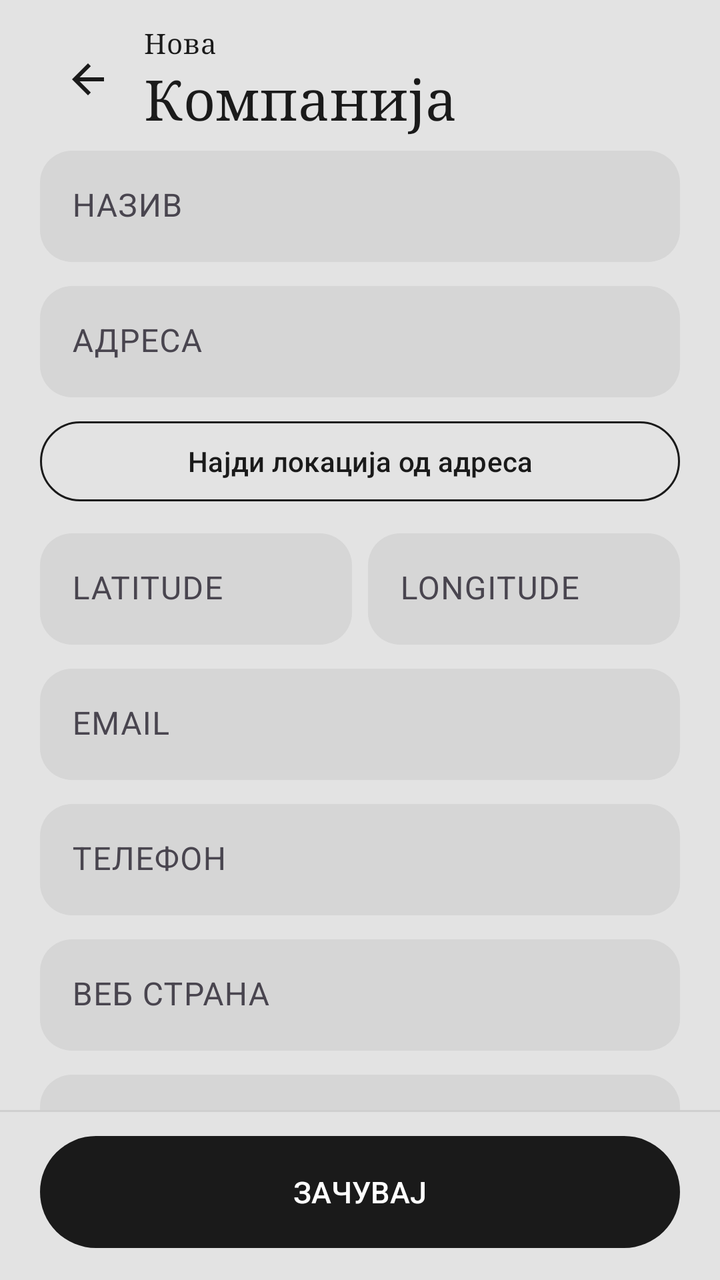
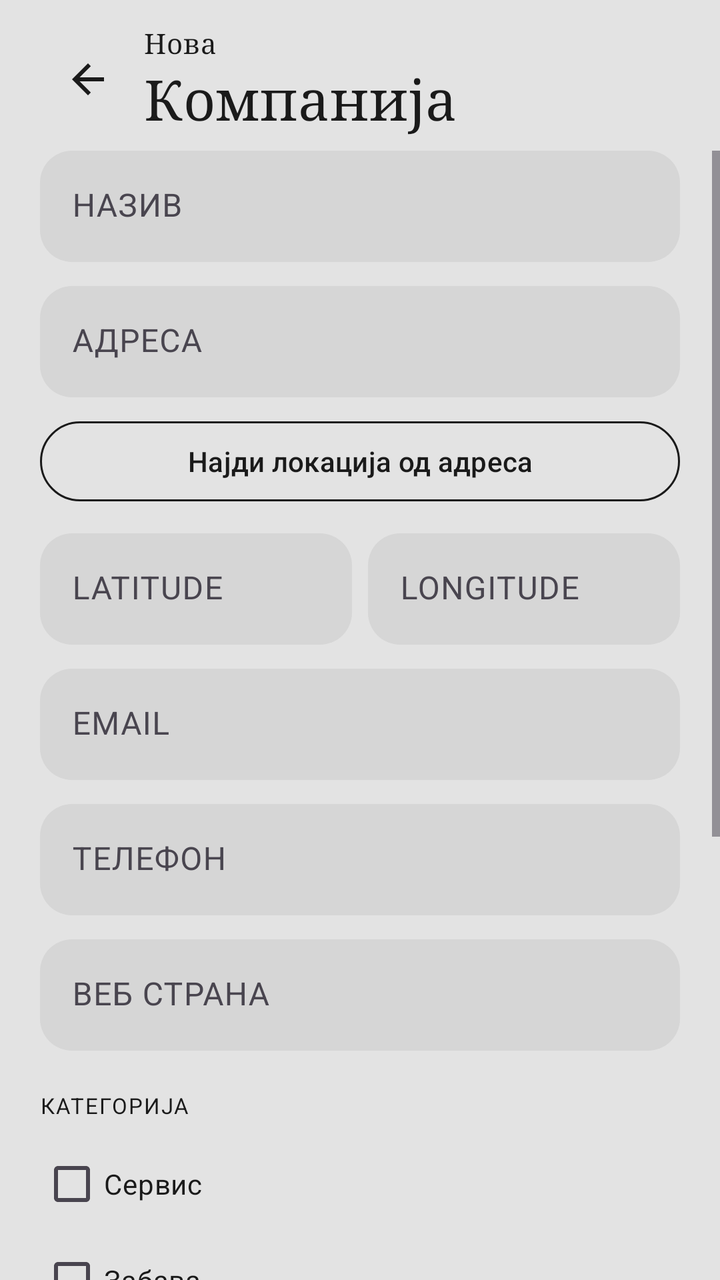

The first picture is an Android layout as it rendered before a commit; the second is the same layout after the commit. The layout source and the unified diff follow.
<!-- AndroidManifest.xml: application theme Theme.Mesto_samostojna -->
<!-- res/layout/activity_add_company.xml -->
<?xml version="1.0" encoding="utf-8"?>
<LinearLayout xmlns:android="http://schemas.android.com/apk/res/android"
    xmlns:app="http://schemas.android.com/apk/res-auto"
    xmlns:tools="http://schemas.android.com/tools"
    android:id="@+id/add_company_root"
    android:layout_width="match_parent"
    android:layout_height="match_parent"
    android:background="@color/cream"
    android:orientation="vertical"
    tools:context=".AddCompanyActivity">

    
    <LinearLayout
        android:layout_width="match_parent"
        android:layout_height="wrap_content"
        android:gravity="center_vertical"
        android:orientation="horizontal"
        android:paddingStart="20dp"
        android:paddingTop="12dp"
        android:paddingEnd="20dp"
        android:paddingBottom="8dp">

        <ImageButton
            android:id="@+id/btn_back"
            android:layout_width="48dp"
            android:layout_height="48dp"
            android:background="?attr/selectableItemBackgroundBorderless"
            android:contentDescription="@string/nav_back"
            android:padding="12dp"
            android:src="@drawable/ic_arrow_back"
            app:tint="@color/ink" />

        <LinearLayout
            android:layout_width="0dp"
            android:layout_height="wrap_content"
            android:layout_marginStart="4dp"
            android:layout_weight="1"
            android:orientation="vertical">

            <TextView
                android:layout_width="wrap_content"
                android:layout_height="wrap_content"
                android:fontFamily="serif"
                android:letterSpacing="0.02"
                android:text="@string/screen_new_company_title_small"
                android:textColor="@color/ink"
                android:textSize="14sp" />

            <TextView
                android:layout_width="wrap_content"
                android:layout_height="wrap_content"
                android:fontFamily="serif"
                android:letterSpacing="0.01"
                android:text="@string/screen_new_company_title_large"
                android:textColor="@color/ink"
                android:textSize="28sp" />
        </LinearLayout>
    </LinearLayout>

    
    <androidx.core.widget.NestedScrollView
        android:id="@+id/add_company_scroll"
        android:layout_width="match_parent"
        android:layout_height="0dp"
        android:layout_weight="1"
        android:clipToPadding="false"
        android:fillViewport="true"
        android:paddingStart="20dp"
        android:paddingEnd="20dp"
        android:paddingBottom="16dp">

        <LinearLayout
            android:layout_width="match_parent"
            android:layout_height="wrap_content"
            android:orientation="vertical">

            <com.google.android.material.textfield.TextInputLayout
                android:id="@+id/til_name"
                style="@style/Widget.Material3.TextInputLayout.FilledBox"
                android:layout_width="match_parent"
                android:layout_height="wrap_content"
                android:hint="@string/label_name"
                app:boxBackgroundColor="@color/linen"
                app:boxCornerRadiusBottomEnd="16dp"
                app:boxCornerRadiusBottomStart="16dp"
                app:boxCornerRadiusTopEnd="16dp"
                app:boxCornerRadiusTopStart="16dp"
                app:boxStrokeWidth="0dp"
                app:boxStrokeWidthFocused="0dp">

                <com.google.android.material.textfield.TextInputEditText
                    android:id="@+id/input_name"
                    android:layout_width="match_parent"
                    android:layout_height="wrap_content"
                    android:inputType="textCapWords"
                    android:textColor="@color/ink" />
            </com.google.android.material.textfield.TextInputLayout>

            <Space
                android:layout_width="match_parent"
                android:layout_height="12dp" />

            <com.google.android.material.textfield.TextInputLayout
                android:id="@+id/til_address"
                style="@style/Widget.Material3.TextInputLayout.FilledBox"
                android:layout_width="match_parent"
                android:layout_height="wrap_content"
                android:hint="@string/label_address"
                app:boxBackgroundColor="@color/linen"
                app:boxCornerRadiusBottomEnd="16dp"
                app:boxCornerRadiusBottomStart="16dp"
                app:boxCornerRadiusTopEnd="16dp"
                app:boxCornerRadiusTopStart="16dp"
                app:boxStrokeWidth="0dp"
                app:boxStrokeWidthFocused="0dp">

                <com.google.android.material.textfield.TextInputEditText
                    android:id="@+id/input_address"
                    android:layout_width="match_parent"
                    android:layout_height="wrap_content"
                    android:inputType="textPostalAddress"
                    android:textColor="@color/ink" />
            </com.google.android.material.textfield.TextInputLayout>

            <com.google.android.material.button.MaterialButton
                android:id="@+id/btn_find_location"
                style="@style/Widget.Material3.Button.OutlinedButton"
                android:layout_width="match_parent"
                android:layout_height="wrap_content"
                android:layout_marginTop="8dp"
                android:text="@string/btn_find_location"
                app:cornerRadius="24dp"
                app:strokeColor="@color/ink" />

            <Space
                android:layout_width="match_parent"
                android:layout_height="12dp" />

            <LinearLayout
                android:layout_width="match_parent"
                android:layout_height="wrap_content"
                android:orientation="horizontal">

                <com.google.android.material.textfield.TextInputLayout
                    android:id="@+id/til_latitude"
                    style="@style/Widget.Material3.TextInputLayout.FilledBox"
                    android:layout_width="0dp"
                    android:layout_height="wrap_content"
                    android:layout_marginEnd="8dp"
                    android:layout_weight="1"
                    android:hint="@string/label_latitude"
                    app:boxBackgroundColor="@color/linen"
                    app:boxCornerRadiusBottomEnd="16dp"
                    app:boxCornerRadiusBottomStart="16dp"
                    app:boxCornerRadiusTopEnd="16dp"
                    app:boxCornerRadiusTopStart="16dp"
                    app:boxStrokeWidth="0dp"
                    app:boxStrokeWidthFocused="0dp">

                    <com.google.android.material.textfield.TextInputEditText
                        android:id="@+id/input_latitude"
                        android:layout_width="match_parent"
                        android:layout_height="wrap_content"
                        android:inputType="numberDecimal|numberSigned"
                        android:textColor="@color/ink" />
                </com.google.android.material.textfield.TextInputLayout>

                <com.google.android.material.textfield.TextInputLayout
                    android:id="@+id/til_longitude"
                    style="@style/Widget.Material3.TextInputLayout.FilledBox"
                    android:layout_width="0dp"
                    android:layout_height="wrap_content"
                    android:layout_weight="1"
                    android:hint="@string/label_longitude"
                    app:boxBackgroundColor="@color/linen"
                    app:boxCornerRadiusBottomEnd="16dp"
                    app:boxCornerRadiusBottomStart="16dp"
                    app:boxCornerRadiusTopEnd="16dp"
                    app:boxCornerRadiusTopStart="16dp"
                    app:boxStrokeWidth="0dp"
                    app:boxStrokeWidthFocused="0dp">

                    <com.google.android.material.textfield.TextInputEditText
                        android:id="@+id/input_longitude"
                        android:layout_width="match_parent"
                        android:layout_height="wrap_content"
                        android:inputType="numberDecimal|numberSigned"
                        android:textColor="@color/ink" />
                </com.google.android.material.textfield.TextInputLayout>
            </LinearLayout>

            <Space
                android:layout_width="match_parent"
                android:layout_height="12dp" />

            <com.google.android.material.textfield.TextInputLayout
                android:id="@+id/til_email"
                style="@style/Widget.Material3.TextInputLayout.FilledBox"
                android:layout_width="match_parent"
                android:layout_height="wrap_content"
                android:hint="@string/label_email"
                app:boxBackgroundColor="@color/linen"
                app:boxCornerRadiusBottomEnd="16dp"
                app:boxCornerRadiusBottomStart="16dp"
                app:boxCornerRadiusTopEnd="16dp"
                app:boxCornerRadiusTopStart="16dp"
                app:boxStrokeWidth="0dp"
                app:boxStrokeWidthFocused="0dp">

                <com.google.android.material.textfield.TextInputEditText
                    android:id="@+id/input_email"
                    android:layout_width="match_parent"
                    android:layout_height="wrap_content"
                    android:inputType="textEmailAddress"
                    android:textColor="@color/ink" />
            </com.google.android.material.textfield.TextInputLayout>

            <Space
                android:layout_width="match_parent"
                android:layout_height="12dp" />

            <com.google.android.material.textfield.TextInputLayout
                android:id="@+id/til_phone"
                style="@style/Widget.Material3.TextInputLayout.FilledBox"
                android:layout_width="match_parent"
                android:layout_height="wrap_content"
                android:hint="@string/label_phone"
                app:boxBackgroundColor="@color/linen"
                app:boxCornerRadiusBottomEnd="16dp"
                app:boxCornerRadiusBottomStart="16dp"
                app:boxCornerRadiusTopEnd="16dp"
                app:boxCornerRadiusTopStart="16dp"
                app:boxStrokeWidth="0dp"
                app:boxStrokeWidthFocused="0dp">

                <com.google.android.material.textfield.TextInputEditText
                    android:id="@+id/input_phone"
                    android:layout_width="match_parent"
                    android:layout_height="wrap_content"
                    android:inputType="phone"
                    android:textColor="@color/ink" />
            </com.google.android.material.textfield.TextInputLayout>

            <Space
                android:layout_width="match_parent"
                android:layout_height="12dp" />

            <com.google.android.material.textfield.TextInputLayout
                android:id="@+id/til_website"
                style="@style/Widget.Material3.TextInputLayout.FilledBox"
                android:layout_width="match_parent"
                android:layout_height="wrap_content"
                android:hint="@string/label_website"
                app:boxBackgroundColor="@color/linen"
                app:boxCornerRadiusBottomEnd="16dp"
                app:boxCornerRadiusBottomStart="16dp"
                app:boxCornerRadiusTopEnd="16dp"
                app:boxCornerRadiusTopStart="16dp"
                app:boxStrokeWidth="0dp"
                app:boxStrokeWidthFocused="0dp">

                <com.google.android.material.textfield.TextInputEditText
                    android:id="@+id/input_website"
                    android:layout_width="match_parent"
                    android:layout_height="wrap_content"
                    android:inputType="textUri"
                    android:textColor="@color/ink" />
            </com.google.android.material.textfield.TextInputLayout>

            <Space
                android:layout_width="match_parent"
                android:layout_height="12dp" />

            <com.google.android.material.textfield.TextInputLayout
                android:id="@+id/til_image_url"
                style="@style/Widget.Material3.TextInputLayout.FilledBox"
                android:layout_width="match_parent"
                android:layout_height="wrap_content"
                android:hint="@string/label_image_url"
                app:boxBackgroundColor="@color/linen"
                app:boxCornerRadiusBottomEnd="16dp"
                app:boxCornerRadiusBottomStart="16dp"
                app:boxCornerRadiusTopEnd="16dp"
                app:boxCornerRadiusTopStart="16dp"
                app:boxStrokeWidth="0dp"
                app:boxStrokeWidthFocused="0dp"
                app:helperText="@string/label_image_url_helper"
                app:helperTextEnabled="true">

                <com.google.android.material.textfield.TextInputEditText
                    android:id="@+id/input_image_url"
                    android:layout_width="match_parent"
                    android:layout_height="wrap_content"
                    android:inputType="textUri"
                    android:textColor="@color/ink" />
            </com.google.android.material.textfield.TextInputLayout>

            <Space
                android:layout_width="match_parent"
                android:layout_height="20dp" />

            <TextView
                android:layout_width="wrap_content"
                android:layout_height="wrap_content"
                android:letterSpacing="0.06"
                android:text="@string/label_category"
                android:textAllCaps="true"
                android:textColor="@color/ink"
                android:textSize="11sp" />

            <LinearLayout
                android:layout_width="match_parent"
                android:layout_height="wrap_content"
                android:layout_marginTop="8dp"
                android:orientation="vertical">

                <com.google.android.material.checkbox.MaterialCheckBox
                    android:id="@+id/cb_cat_service"
                    android:layout_width="match_parent"
                    android:layout_height="wrap_content"
                    android:text="@string/cat_service"
                    android:textColor="@color/ink" />

                <com.google.android.material.checkbox.MaterialCheckBox
                    android:id="@+id/cb_cat_entertainment"
                    android:layout_width="match_parent"
                    android:layout_height="wrap_content"
                    android:text="@string/cat_entertainment"
                    android:textColor="@color/ink" />

                <com.google.android.material.checkbox.MaterialCheckBox
                    android:id="@+id/cb_cat_industry"
                    android:layout_width="match_parent"
                    android:layout_height="wrap_content"
                    android:text="@string/cat_industry"
                    android:textColor="@color/ink" />

                <com.google.android.material.checkbox.MaterialCheckBox
                    android:id="@+id/cb_cat_education"
                    android:layout_width="match_parent"
                    android:layout_height="wrap_content"
                    android:text="@string/cat_education"
                    android:textColor="@color/ink" />

                <com.google.android.material.checkbox.MaterialCheckBox
                    android:id="@+id/cb_cat_other"
                    android:layout_width="match_parent"
                    android:layout_height="wrap_content"
                    android:text="@string/cat_other"
                    android:textColor="@color/ink" />
            </LinearLayout>

            <Space
                android:layout_width="match_parent"
                android:layout_height="20dp" />

            <TextView
                android:layout_width="wrap_content"
                android:layout_height="wrap_content"
                android:letterSpacing="0.06"
                android:text="@string/label_location"
                android:textAllCaps="true"
                android:textColor="@color/ink"
                android:textSize="11sp" />

            <LinearLayout
                android:id="@+id/location_preview"
                android:layout_width="match_parent"
                android:layout_height="wrap_content"
                android:layout_marginTop="8dp"
                android:background="@drawable/bg_location_card"
                android:gravity="center_vertical"
                android:orientation="horizontal"
                android:padding="14dp">

                <ImageView
                    android:layout_width="22dp"
                    android:layout_height="22dp"
                    android:contentDescription="@string/label_location"
                    android:importantForAccessibility="no"
                    android:src="@drawable/ic_location_pin" />

                <TextView
                    android:id="@+id/text_location_coords"
                    android:layout_width="0dp"
                    android:layout_height="wrap_content"
                    android:layout_marginStart="10dp"
                    android:layout_weight="1"
                    android:fontFamily="sans-serif-medium"
                    android:text="@string/location_placeholder"
                    android:textColor="@color/ink"
                    android:textSize="14sp" />
            </LinearLayout>
        </LinearLayout>
    </androidx.core.widget.NestedScrollView>

    
    <View
        android:layout_width="match_parent"
        android:layout_height="1dp"
        android:background="@color/sand" />

    <com.google.android.material.button.MaterialButton
        android:id="@+id/btn_save"
        style="@style/Widget.Material3.Button"
        android:layout_width="match_parent"
        android:layout_height="56dp"
        android:layout_marginStart="20dp"
        android:layout_marginTop="12dp"
        android:layout_marginEnd="20dp"
        android:layout_marginBottom="16dp"
        android:insetTop="0dp"
        android:insetBottom="0dp"
        android:text="@string/btn_save"
        android:textAllCaps="true"
        android:textSize="15sp"
        app:backgroundTint="@color/ink"
        app:cornerRadius="28dp" />
</LinearLayout>
<!-- resources referenced by this layout -->
<resources>
  <color name="cream">#E3E3E3</color>
  <color name="ink">#1A1A1A</color>
  <color name="linen">#D6D6D6</color>
  <color name="sand">#CFCFCF</color>
  <!-- drawable bg_location_card (drawable) -->
  <?xml version="1.0" encoding="utf-8"?>
  <shape xmlns:android="http://schemas.android.com/apk/res/android"
      android:shape="rectangle">
      <solid android:color="@color/linen" />
      <corners android:radius="16dp" />
      <stroke
          android:width="1dp"
          android:color="@color/sand" />
  </shape>
  <!-- drawable ic_arrow_back (drawable) -->
  <?xml version="1.0" encoding="utf-8"?>
  <vector xmlns:android="http://schemas.android.com/apk/res/android"
      android:width="24dp"
      android:height="24dp"
      android:viewportWidth="24"
      android:viewportHeight="24">
      <path
          android:fillColor="#FF000000"
          android:pathData="M20,11H7.83l5.59,-5.59L12,4l-8,8 8,8 1.41,-1.41L7.83,13H20v-2z" />
  </vector>
  <!-- drawable ic_location_pin (drawable) -->
  <?xml version="1.0" encoding="utf-8"?>
  <vector xmlns:android="http://schemas.android.com/apk/res/android"
      android:width="24dp"
      android:height="24dp"
      android:viewportWidth="24"
      android:viewportHeight="24">
      <path
          android:fillColor="#B87D6B"
          android:pathData="M12,2C8.13,2 5,5.13 5,9c0,5.25 7,13 7,13s7,-7.75 7,-13c0,-3.87 -3.13,-7 -7,-7zM12,11.5c-1.38,0 -2.5,-1.12 -2.5,-2.5s1.12,-2.5 2.5,-2.5 2.5,1.12 2.5,2.5 -1.12,2.5 -2.5,2.5z" />
  </vector>
  <string name="btn_find_location">Најди локација од адреса</string>
  <string name="btn_save">ЗАЧУВАЈ</string>
  <string name="cat_education">Едукација</string>
  <string name="cat_entertainment">Забава</string>
  <string name="cat_industry">Индустрија</string>
  <string name="cat_other">Друго</string>
  <string name="cat_service">Сервис</string>
  <string name="label_address">АДРЕСА</string>
  <string name="label_category">КАТЕГОРИЈА</string>
  <string name="label_email">EMAIL</string>
  <string name="label_image_url">URL на слика (опционално)</string>
  <string name="label_image_url_helper">Залепи директен линк до слика/лого. Пр.: https://…/logo.png. Ако оставиш празно, ке се пробуваат favicon/og:image.</string>
  <string name="label_latitude">LATITUDE</string>
  <string name="label_location">ЛОКАЦИЈА</string>
  <string name="label_longitude">LONGITUDE</string>
  <string name="label_name">НАЗИВ</string>
  <string name="label_phone">ТЕЛЕФОН</string>
  <string name="label_website">ВЕБ СТРАНА</string>
  <string name="location_placeholder">41.7452° N - 22.1939° E</string>
  <string name="nav_back">Назад</string>
  <string name="screen_new_company_title_large">Компанија</string>
  <string name="screen_new_company_title_small">Нова</string>
  <style name="Theme.Mesto_samostojna" parent="Base.Theme.Mesto_samostojna" />
  <style name="Base.Theme.Mesto_samostojna" parent="Theme.Material3.DayNight.NoActionBar">
          <item name="android:statusBarColor">@color/cream</item>
          <item name="android:navigationBarColor">@color/cream</item>
          <item name="android:windowLightStatusBar">true</item>
          <item name="colorPrimary">@color/ink</item>
          <item name="colorSurface">@color/cream</item>
          <item name="android:colorBackground">@color/cream</item>
      </style>
</resources>

<!-- the commit's change to res/layout/activity_add_company.xml (unified diff, before → after) -->
@@ -11,6 +11,7 @@
 
     
     <LinearLayout
+        android:id="@+id/add_company_header"
         android:layout_width="match_parent"
         android:layout_height="wrap_content"
         android:gravity="center_vertical"
@@ -58,16 +59,19 @@
     </LinearLayout>
 
     
-    <androidx.core.widget.NestedScrollView
+    <ScrollView
         android:id="@+id/add_company_scroll"
         android:layout_width="match_parent"
         android:layout_height="0dp"
         android:layout_weight="1"
         android:clipToPadding="false"
-        android:fillViewport="true"
+        android:fadeScrollbars="false"
+        android:fillViewport="false"
+        android:scrollbars="vertical"
+        android:scrollbarStyle="outsideOverlay"
         android:paddingStart="20dp"
         android:paddingEnd="20dp"
-        android:paddingBottom="16dp">
+        android:paddingBottom="8dp">
 
         <LinearLayout
             android:layout_width="match_parent"
@@ -269,34 +273,6 @@
 
             <Space
                 android:layout_width="match_parent"
-                android:layout_height="12dp" />
-
-            <com.google.android.material.textfield.TextInputLayout
-                android:id="@+id/til_image_url"
-                style="@style/Widget.Material3.TextInputLayout.FilledBox"
-                android:layout_width="match_parent"
-                android:layout_height="wrap_content"
-                android:hint="@string/label_image_url"
-                app:boxBackgroundColor="@color/linen"
-                app:boxCornerRadiusBottomEnd="16dp"
-                app:boxCornerRadiusBottomStart="16dp"
-                app:boxCornerRadiusTopEnd="16dp"
-                app:boxCornerRadiusTopStart="16dp"
-                app:boxStrokeWidth="0dp"
-                app:boxStrokeWidthFocused="0dp"
-                app:helperText="@string/label_image_url_helper"
-                app:helperTextEnabled="true">
-
-                <com.google.android.material.textfield.TextInputEditText
-                    android:id="@+id/input_image_url"
-                    android:layout_width="match_parent"
-                    android:layout_height="wrap_content"
-                    android:inputType="textUri"
-                    android:textColor="@color/ink" />
-            </com.google.android.material.textfield.TextInputLayout>
-
-            <Space
-                android:layout_width="match_parent"
                 android:layout_height="20dp" />
 
             <TextView
@@ -391,29 +367,24 @@
                     android:textColor="@color/ink"
                     android:textSize="14sp" />
             </LinearLayout>
+
+            <Space
+                android:layout_width="match_parent"
+                android:layout_height="24dp" />
+
+            <com.google.android.material.button.MaterialButton
+                android:id="@+id/btn_save"
+                style="@style/Widget.Material3.Button"
+                android:layout_width="match_parent"
+                android:layout_height="56dp"
+                android:layout_marginBottom="24dp"
+                android:insetTop="0dp"
+                android:insetBottom="0dp"
+                android:text="@string/btn_save"
+                android:textAllCaps="true"
+                android:textSize="15sp"
+                app:backgroundTint="@color/ink"
+                app:cornerRadius="28dp" />
         </LinearLayout>
-    </androidx.core.widget.NestedScrollView>
-
-    
-    <View
-        android:layout_width="match_parent"
-        android:layout_height="1dp"
-        android:background="@color/sand" />
-
-    <com.google.android.material.button.MaterialButton
-        android:id="@+id/btn_save"
-        style="@style/Widget.Material3.Button"
-        android:layout_width="match_parent"
-        android:layout_height="56dp"
-        android:layout_marginStart="20dp"
-        android:layout_marginTop="12dp"
-        android:layout_marginEnd="20dp"
-        android:layout_marginBottom="16dp"
-        android:insetTop="0dp"
-        android:insetBottom="0dp"
-        android:text="@string/btn_save"
-        android:textAllCaps="true"
-        android:textSize="15sp"
-        app:backgroundTint="@color/ink"
-        app:cornerRadius="28dp" />
+    </ScrollView>
 </LinearLayout>
<!-- resource entries referenced after the edit -->
@@ -46,8 +46,6 @@
   <string name="label_address">АДРЕСА</string>
   <string name="label_category">КАТЕГОРИЈА</string>
   <string name="label_email">EMAIL</string>
-  <string name="label_image_url">URL на слика (опционално)</string>
-  <string name="label_image_url_helper">Залепи директен линк до слика/лого. Пр.: https://…/logo.png. Ако оставиш празно, ке се пробуваат favicon/og:image.</string>
   <string name="label_latitude">LATITUDE</string>
   <string name="label_location">ЛОКАЦИЈА</string>
   <string name="label_longitude">LONGITUDE</string>
